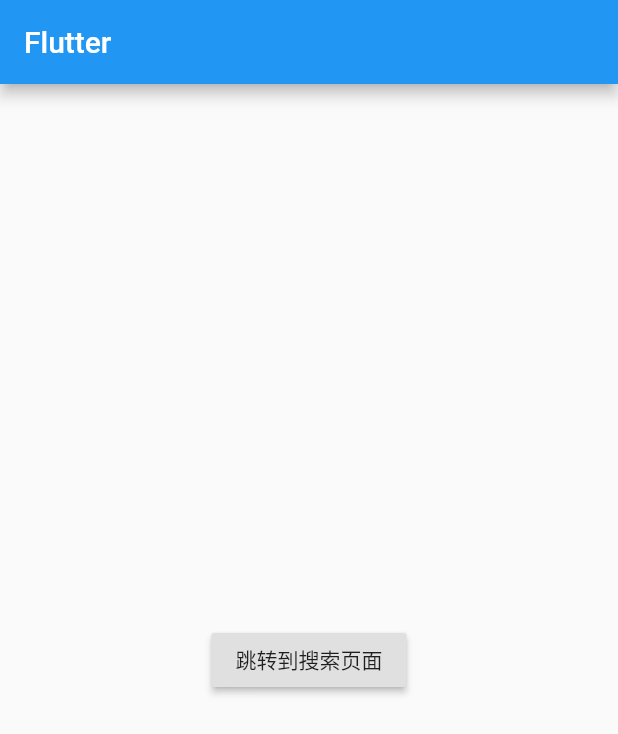
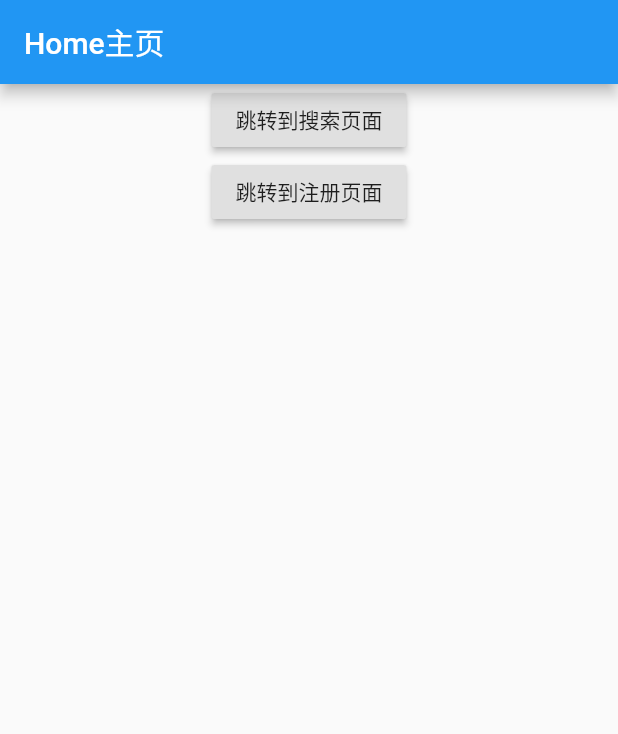
Before and after one commit to pjqdyd/Flutter-demo, a Flutter app: the screen it shows after launch, on a phone screen of 412 x 824 dp. Shown: the top 734 px of the screen. Run offline on Flutter 3.47's test engine with Material 2 defaults, Android fonts, the phone set to English and light mode, and no system bars.

Commit message:
路由替换

```diff
--- a/lib/main.dart
+++ b/lib/main.dart
@@ -5,46 +5,12 @@ void main() => runApp(MyApp());
 
 //MyApp组件
 class MyApp extends StatelessWidget {
-
   @override
   Widget build(BuildContext context) {
     return MaterialApp(
-      home: Scaffold(
-        appBar: AppBar(
-          title: Text("Flutter"),
-        ),
-        body: HomePage(),
-      ),
-
-      // routes: { //routers必须定义在根组件中 (命名路由)
-      //   '/search': (context)=> SearchPage(),
-      // },
-
-      //initialRoute: "/", //初始化时加载的路由
-      onGenerateRoute: onGenerateRoute //调用Routes.dart中的可传参数方法
-
-    );
+        //home: HomePage(),
+        initialRoute: '/', //初始化时加载的路由(HomePage主页)
+        onGenerateRoute: onGenerateRoute //调用Routes.dart中的可传参数方法
+      );
   }
 }
-
-//自定义主页组件
-class HomePage extends StatefulWidget {
-  HomePage({Key key}) : super(key: key);
-
-  _HomePageState createState() => _HomePageState();
-}
-
-class _HomePageState extends State<HomePage> {
-  @override
-  Widget build(BuildContext context) {
-    return Center(
-      child: RaisedButton(
-            child: Text("跳转到搜索页面"),
-            onPressed: (){
-              //Navigator.pushNamed(context, "/search");
-              Navigator.pushNamed(context, "/search", arguments: {'id': 123});
-            },
-          )
-    );
-  }
-}
--- /dev/null
+++ b/lib/pages/Home.dart
@@ -0,0 +1,38 @@
+import 'package:flutter/material.dart';
+
+//自定义主页组件
+class HomePage extends StatefulWidget {
+  HomePage({Key key}) : super(key: key);
+
+  _HomePageState createState() => _HomePageState();
+}
+
+class _HomePageState extends State<HomePage> {
+  @override
+  Widget build(BuildContext context) {
+    return Scaffold(
+      appBar: AppBar(
+        title: Text("Home主页"),
+      ),
+      body: Center(
+        child: Column(
+          children: <Widget>[
+            RaisedButton(
+              child: Text("跳转到搜索页面"),
+              onPressed: () {
+                //Navigator.pushNamed(context, "/search");
+                Navigator.pushNamed(context, "/search", arguments: {'id': 123});
+              },
+            ),
+            RaisedButton(
+              child: Text("跳转到注册页面"),
+              onPressed: () {
+                Navigator.pushNamed(context, "/register");
+              },
+            )
+          ],
+        ),
+      ),
+    );
+  }
+}
```
Also changed, not shown: lib/pages/user/Login.dart (added, +31 -0 lines), lib/pages/user/Register.dart (added, +28 -0 lines), lib/routes/Routes.dart (+15 -7 lines).
